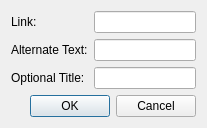
Qt form app/imagetooldialog.ui (cloose/CuteMarkEd) before a commit.
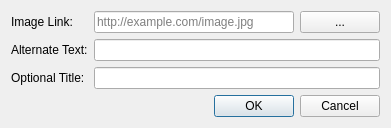
The same form after that commit.

Commit message:
Extend ImageToolDialog class
* Add methods to return user input
* Add button to choose an image file from filesystem
* Add copyright to sources

What changed in the file:
```diff
--- a/app/imagetooldialog.ui
+++ b/app/imagetooldialog.ui
@@ -6,8 +6,8 @@
    <rect>
     <x>0</x>
     <y>0</y>
-    <width>207</width>
-    <height>121</height>
+    <width>382</width>
+    <height>128</height>
    </rect>
   </property>
   <property name="windowTitle">
@@ -17,22 +17,33 @@
    <item row="0" column="0">
     <widget class="QLabel" name="linkLabel">
      <property name="text">
-      <string>Link:</string>
+      <string>Image Link:</string>
      </property>
     </widget>
    </item>
    <item row="0" column="1">
-    <widget class="QLineEdit" name="linkEdit"/>
-   </item>
-   <item row="3" column="0" colspan="2">
-    <widget class="QDialogButtonBox" name="buttonBox">
-     <property name="orientation">
-      <enum>Qt::Horizontal</enum>
-     </property>
-     <property name="standardButtons">
-      <set>QDialogButtonBox::Cancel|QDialogButtonBox::Ok</set>
-     </property>
-    </widget>
+    <layout class="QHBoxLayout" name="horizontalLayout">
+     <item>
+      <widget class="QLineEdit" name="imageLinkEdit">
+       <property name="minimumSize">
+        <size>
+         <width>200</width>
+         <height>0</height>
+        </size>
+       </property>
+       <property name="placeholderText">
+        <string>http://example.com/image.jpg</string>
+       </property>
+      </widget>
+     </item>
+     <item>
+      <widget class="QPushButton" name="chooseFileButton">
+       <property name="text">
+        <string>...</string>
+       </property>
+      </widget>
+     </item>
+    </layout>
    </item>
    <item row="1" column="0">
     <widget class="QLabel" name="alternateTextLabel">
@@ -42,7 +53,14 @@
     </widget>
    </item>
    <item row="1" column="1">
-    <widget class="QLineEdit" name="alternateTextEdit"/>
+    <widget class="QLineEdit" name="alternateTextEdit">
+     <property name="minimumSize">
+      <size>
+       <width>200</width>
+       <height>0</height>
+      </size>
+     </property>
+    </widget>
    </item>
    <item row="2" column="0">
     <widget class="QLabel" name="optionalTitleLabel">
@@ -52,7 +70,24 @@
     </widget>
    </item>
    <item row="2" column="1">
-    <widget class="QLineEdit" name="optionalTitleEdit"/>
+    <widget class="QLineEdit" name="optionalTitleEdit">
+     <property name="minimumSize">
+      <size>
+       <width>200</width>
+       <height>0</height>
+      </size>
+     </property>
+    </widget>
+   </item>
+   <item row="3" column="0" colspan="2">
+    <widget class="QDialogButtonBox" name="buttonBox">
+     <property name="orientation">
+      <enum>Qt::Horizontal</enum>
+     </property>
+     <property name="standardButtons">
+      <set>QDialogButtonBox::Cancel|QDialogButtonBox::Ok</set>
+     </property>
+    </widget>
    </item>
   </layout>
  </widget>
```
Left out of the diff: 42 changed lines with no effect on the pictures. The commit also changes 2 other files.
